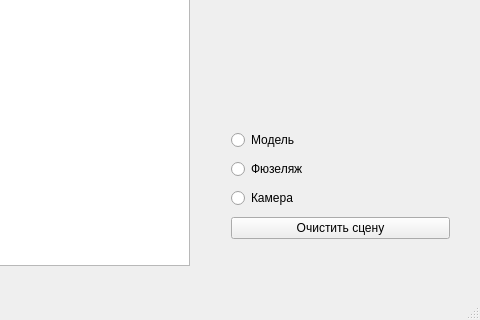
This is flyShipment/mainwindow.ui in Unatart/CGcourceproj as Qt 5 draws it before an edit; both pictures show x 420 to 900 and y 280 to 600 of the 900 by 600 pixel window. The edited form follows.
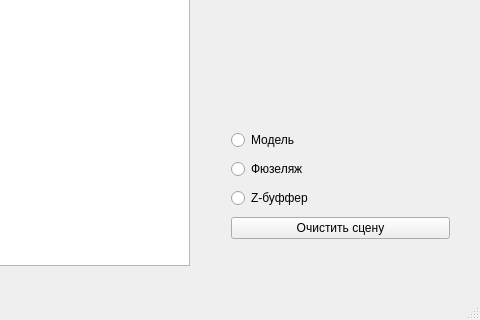
This is the edited form.

```diff
--- a/flyShipment/mainwindow.ui
+++ b/flyShipment/mainwindow.ui
@@ -41,7 +41,7 @@
      <item>
       <widget class="QRadioButton" name="camera">
        <property name="text">
-        <string>Камера</string>
+        <string>Z-буффер</string>
        </property>
       </widget>
      </item>
```
Left out of the diff: 4 changed lines with no effect on the pictures.
